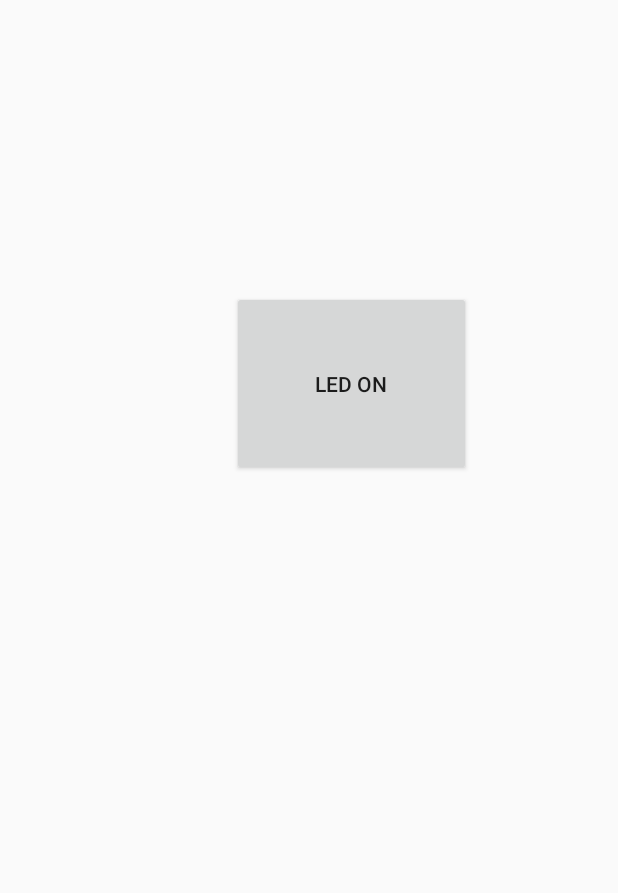
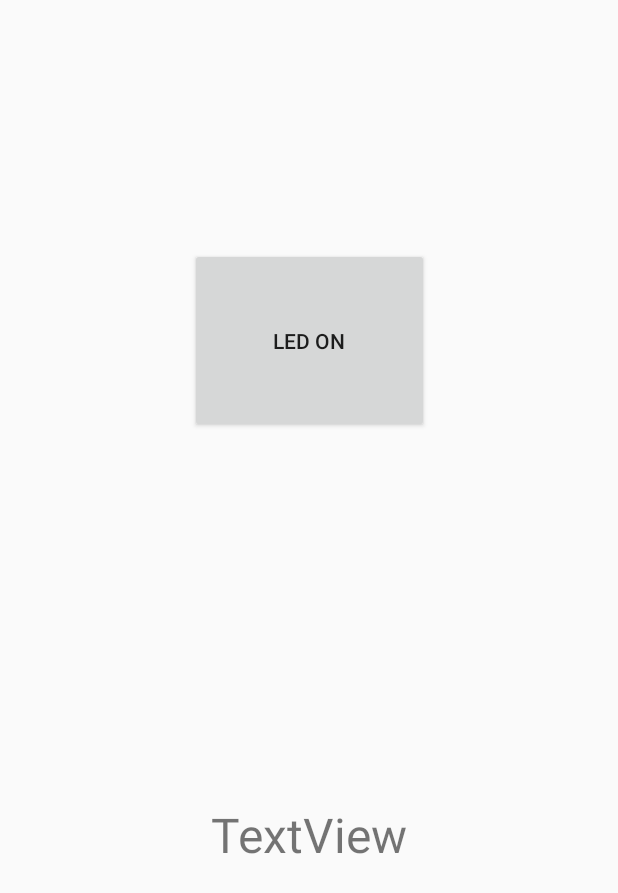
Before and after one commit to lefalya/MQTTClientAndroid, an Android app: the layout activity_main.xml on its own in the app's theme, with its tools: preview values and no code run, on a phone screen of 412 x 824 dp. Shown: the top 893 px of the screen. Run offline under Robolectric (Android 15) with nearby library versions, the phone set to English and light mode, and no system bars.

```diff
--- a/app/build.gradle
+++ b/app/build.gradle
@@ -26,6 +26,6 @@ dependencies {
     testImplementation 'junit:junit:4.12'
     androidTestImplementation 'androidx.test:runner:1.1.1'
     androidTestImplementation 'androidx.test.espresso:espresso-core:3.1.1'
-    compile files('libs/org.eclipse.paho.android.service-1.1.1.jar')
-    compile files('libs/org.eclipse.paho.client.mqttv3-1.1.1.jar')
+    implementation files('libs/org.eclipse.paho.android.service-1.1.1.jar')
+    implementation files('libs/org.eclipse.paho.client.mqttv3-1.1.1.jar')
 }
--- a/app/src/main/res/layout/activity_main.xml
+++ b/app/src/main/res/layout/activity_main.xml
@@ -13,8 +13,18 @@
         android:text="LED ON"
         app:layout_constraintBottom_toBottomOf="parent"
         app:layout_constraintEnd_toEndOf="parent"
-        app:layout_constraintHorizontal_bias="0.611"
         app:layout_constraintStart_toStartOf="parent"
         app:layout_constraintTop_toTopOf="parent"
-        app:layout_constraintVertical_bias="0.277" />
+        app:layout_constraintVertical_bias="0.236" />
+
+    <TextView
+        android:id="@+id/textView2"
+        android:layout_width="wrap_content"
+        android:layout_height="wrap_content"
+        android:text="TextView"
+        android:textSize="32dp"
+        app:layout_constraintBottom_toBottomOf="parent"
+        app:layout_constraintEnd_toEndOf="parent"
+        app:layout_constraintStart_toStartOf="parent"
+        app:layout_constraintTop_toBottomOf="@+id/ledSwitch" />
 </androidx.constraintlayout.widget.ConstraintLayout>
```
Also changed, not shown: app/src/main/java/com/example/mqttpahoexample/MainActivity.java (+86 -5 lines).
